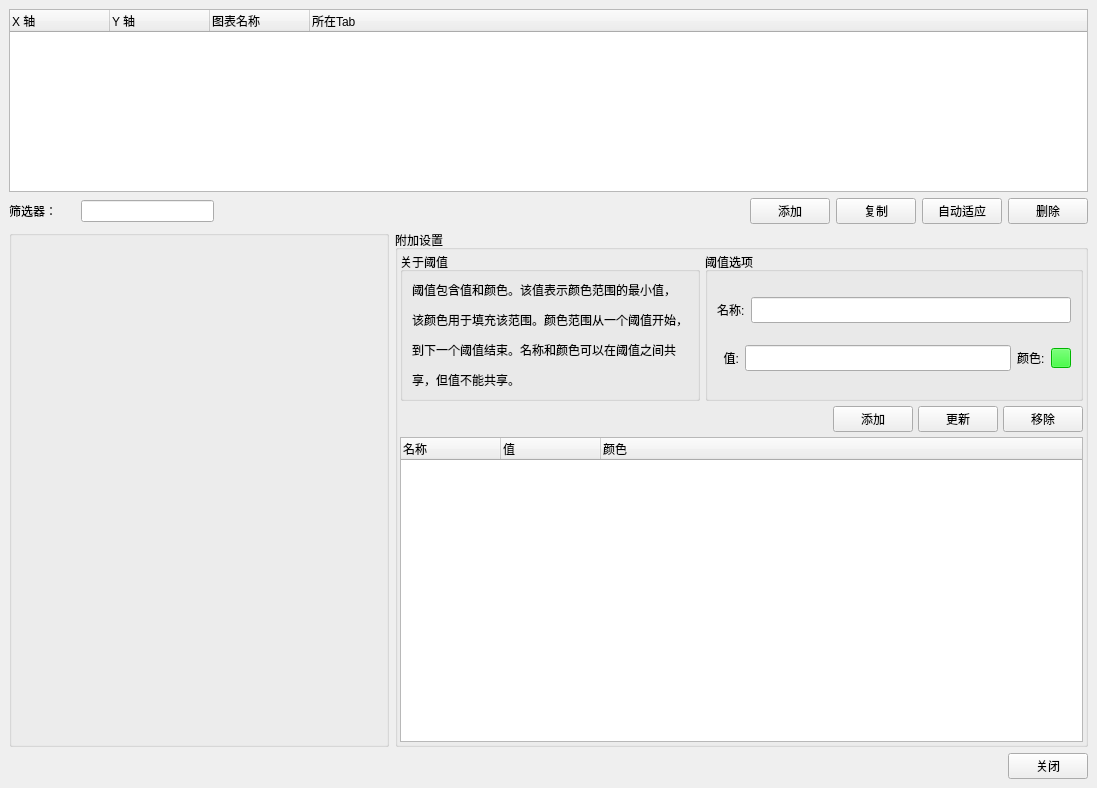
This is AdvancedDataManager.ui in whatudone/plotxy as Qt 5 draws it before an edit. The edited form follows.
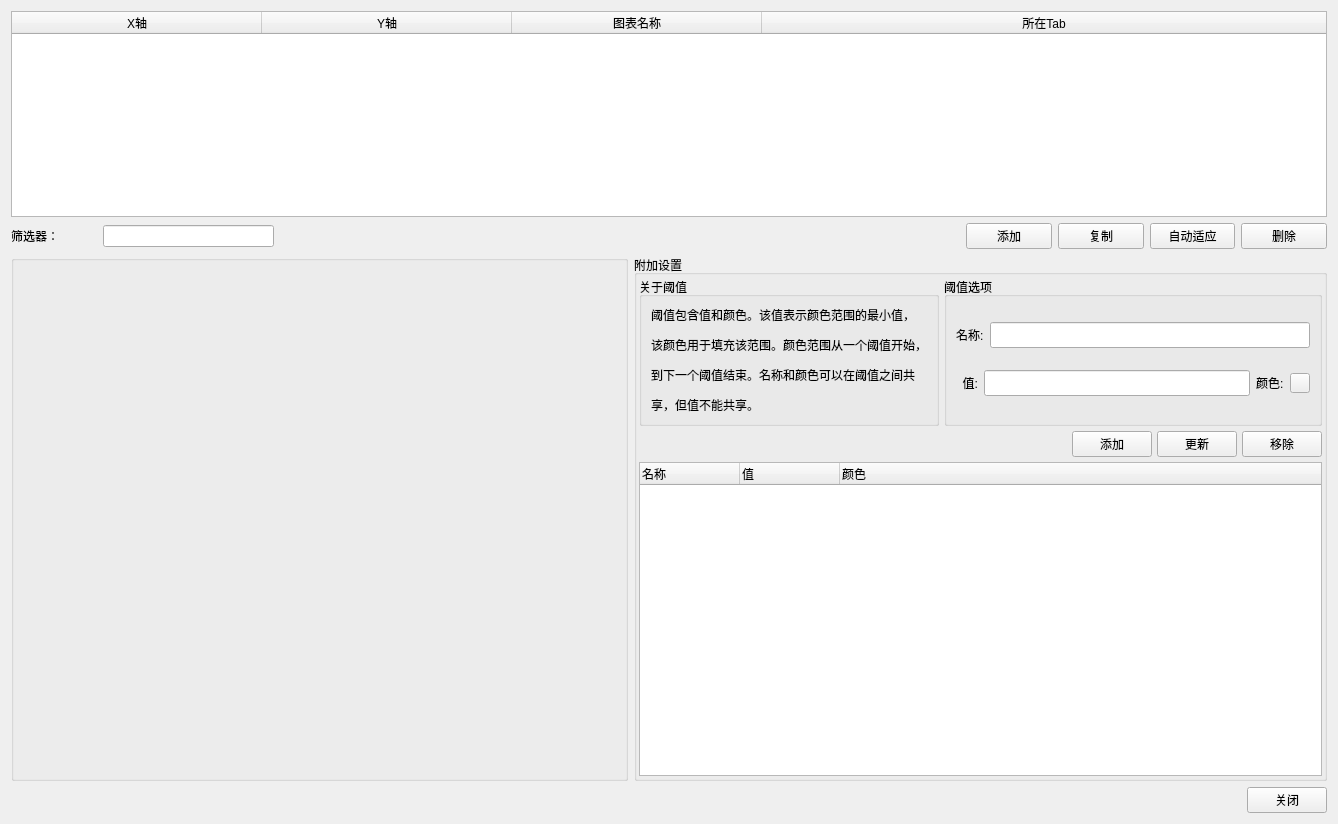
This is the edited form. Custom widgets are drawn as their Qt base class.

Diff of the .ui file:
```diff
--- a/AdvancedDataManager.ui
+++ b/AdvancedDataManager.ui
@@ -1,41 +1,66 @@
 <?xml version="1.0" encoding="UTF-8"?>
 <ui version="4.0">
  <class>AdvancedDataManager</class>
- <widget class="QMainWindow" name="AdvancedDataManager">
+ <widget class="QWidget" name="AdvancedDataManager">
   <property name="geometry">
    <rect>
     <x>0</x>
     <y>0</y>
-    <width>1097</width>
-    <height>788</height>
+    <width>1338</width>
+    <height>824</height>
    </rect>
   </property>
   <property name="windowTitle">
    <string>MainWindow</string>
   </property>
-  <widget class="QWidget" name="centralwidget">
+  <layout class="QVBoxLayout" name="verticalLayout_14">
+   <item>
    <layout class="QVBoxLayout" name="verticalLayout_4">
     <item>
-     <widget class="QTreeWidget" name="treeWidget_xy">
+      <widget class="QTableWidget" name="tableWidget_plotpair">
+       <property name="selectionMode">
+        <enum>QAbstractItemView::SingleSelection</enum>
+       </property>
+       <property name="selectionBehavior">
+        <enum>QAbstractItemView::SelectRows</enum>
+       </property>
+       <attribute name="horizontalHeaderDefaultSectionSize">
+        <number>250</number>
+       </attribute>
+       <attribute name="horizontalHeaderStretchLastSection">
+        <bool>true</bool>
+       </attribute>
       <column>
        <property name="text">
-        <string>X 轴</string>
+         <string>X轴</string>
+        </property>
+        <property name="textAlignment">
+         <set>AlignCenter</set>
        </property>
       </column>
       <column>
        <property name="text">
-        <string>Y 轴</string>
+         <string>Y轴</string>
+        </property>
+        <property name="textAlignment">
+         <set>AlignCenter</set>
        </property>
       </column>
       <column>
        <property name="text">
         <string>图表名称</string>
        </property>
+        <property name="textAlignment">
+         <set>AlignCenter</set>
+        </property>
       </column>
       <column>
        <property name="text">
         <string>所在Tab</string>
        </property>
+        <property name="textAlignment">
+         <set>AlignCenter</set>
+        </property>
       </column>
      </widget>
     </item>
@@ -407,7 +432,7 @@
                        </size>
                       </property>
                       <property name="styleSheet">
-                       <string notr="true">background-color: rgb(0, 255, 0);</string>
+                        <string notr="true"/>
                       </property>
                       <property name="text">
                        <string/>
@@ -760,8 +785,16 @@
      </layout>
     </item>
    </layout>
-  </widget>
- </widget>
+   </item>
+  </layout>
+ </widget>
+ <customwidgets>
+  <customwidget>
+   <class>ColorButton</class>
+   <extends>QPushButton</extends>
+   <header>colorbutton.h</header>
+  </customwidget>
+ </customwidgets>
  <resources/>
  <connections/>
 </ui>
```
Left out of the diff: 10 changed lines with no effect on the pictures. Lines whose indentation alone changed are shown as unchanged.
